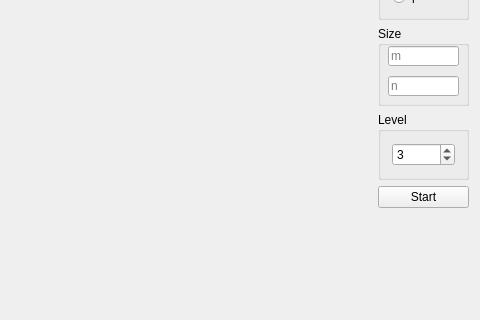
Old version of the form ALGORITHMS_RGR/view.ui in the repository aleksher/ALGORITHMS_RGR; both pictures show x 435 to 915 and y 82 to 402 of the 915 by 800 pixel window.
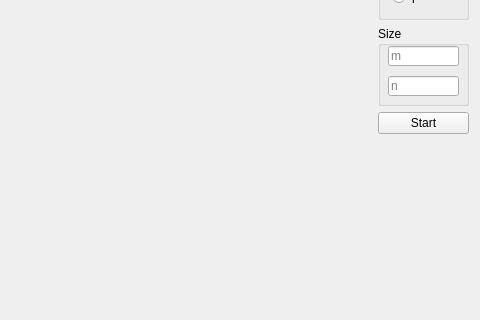
New version of the form.

Diff of the .ui file:
```diff
--- a/ALGORITHMS_RGR/view.ui
+++ b/ALGORITHMS_RGR/view.ui
@@ -165,40 +165,6 @@
          </widget>
         </widget>
        </item>
-       <item>
-        <widget class="QGroupBox" name="gbLevel">
-         <property name="maximumSize">
-          <size>
-           <width>91</width>
-           <height>16777215</height>
-          </size>
-         </property>
-         <property name="title">
-          <string>Level</string>
-         </property>
-         <layout class="QVBoxLayout" name="verticalLayout_3">
-          <item>
-           <widget class="QSpinBox" name="sbAILevel">
-            <property name="maximumSize">
-             <size>
-              <width>91</width>
-              <height>16777215</height>
-             </size>
-            </property>
-            <property name="minimum">
-             <number>1</number>
-            </property>
-            <property name="maximum">
-             <number>4</number>
-            </property>
-            <property name="value">
-             <number>3</number>
-            </property>
-           </widget>
-          </item>
-         </layout>
-        </widget>
-       </item>
        <item>
         <widget class="QPushButton" name="pbPlay">
          <property name="maximumSize">
```
Left out of the diff: 1 changed line with no effect on the pictures.
